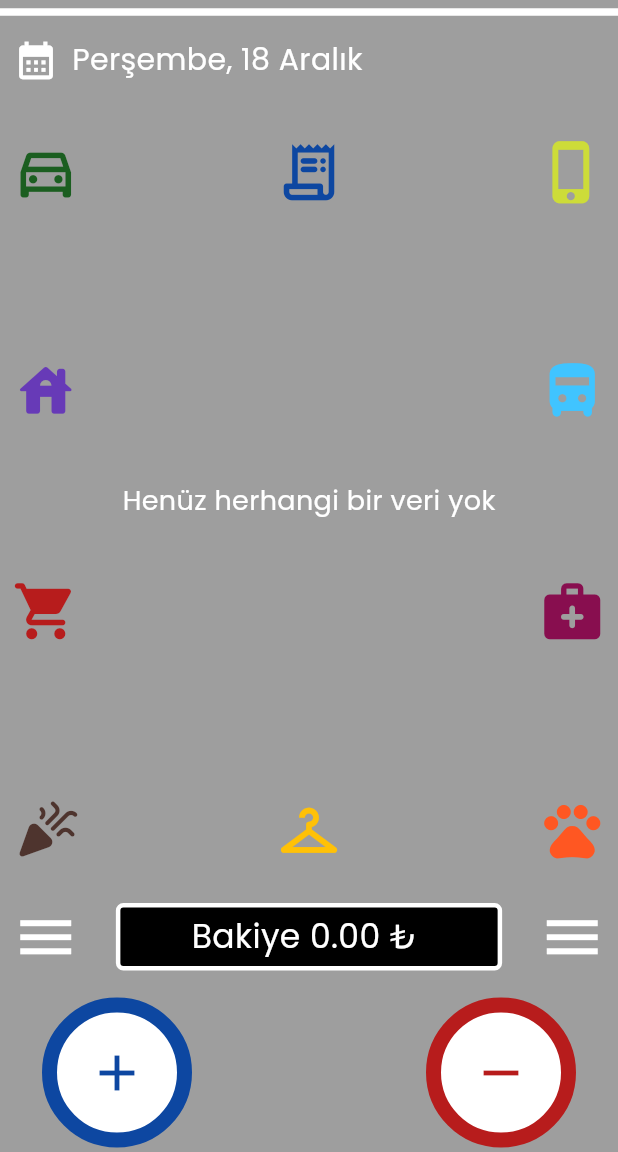
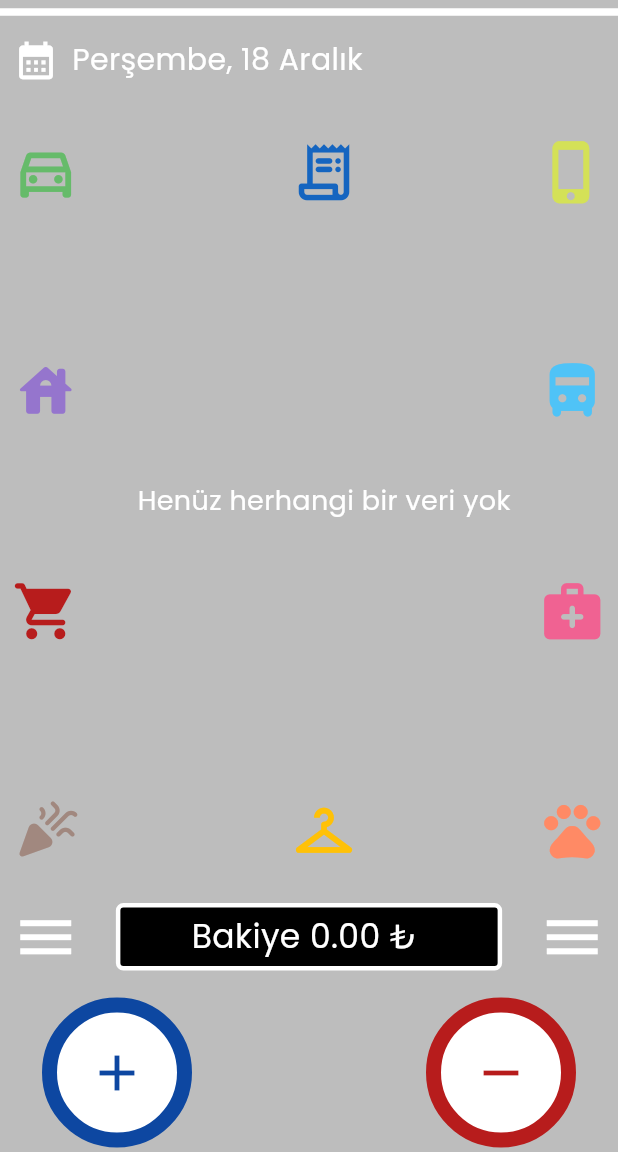
Before and after one commit to imroniipek/finansal_kocluk_takip, a Flutter app: the screen it shows after launch, on a phone screen of 412 x 824 dp, the part 84-1236 px from its top. Run offline on Flutter 3.47's test engine with Material 3 defaults, Android fonts, the light colour scheme and no system bars; our stand-ins replace fl_chart, flutter_bloc, get_it, google_fonts, sqflite; accounts and stored records are empty.

Commit message:
feat: UI iyileştirmeleri ve bloc düzenlemeleri

```diff
--- a/lib/core/sabitler.dart
+++ b/lib/core/sabitler.dart
@@ -73,18 +73,18 @@ class Sabitler{
     Color(0xFF81C784),
     Color(0xFFEAA96A),
     Color(0xFFC4BBBB),*/
-    Colors.green.shade900,
-    Colors.deepPurple,
+    Colors.green.shade400,
+    Colors.deepPurple.shade300,
     Colors.red.shade900,
-    Colors.brown.shade800,
-    Colors.blue.shade900,
-    Colors.amber,
-    Colors.lime,
-    Colors.lightBlueAccent,
-    Colors.pink.shade900,
-    Colors.deepOrange,
-    Colors.lightGreenAccent,
-    Colors.brown.shade800
+    Colors.brown.shade300,
+    Colors.blue.shade800,
+    Colors.amber.shade500,
+    Colors.lime.shade400,
+    Colors.lightBlue.shade300,
+    Colors.pink.shade300,
+    Colors.deepOrange.shade300,
+    Colors.lightGreen.shade300,
+    Colors.brown.shade300,
   ];
   static Map<IconData,String> incomeSelections={
 
@@ -111,17 +111,18 @@ class Sabitler{
   };
 
   static const Map<String, Color> expenseColorsMap = {
-    "Araba":Color(0xFF1B5E20),
-    "Ev":Color(0xFF673AB7),
-    "Gıda": Color(0xFFB71C1C),
-    "Eğlence": Color(0xFF3E2723),
-    "Faturalar":Color(0xFF0D47A1),
-    "Giyim":Color(0xFFFBC02D),
-    "Haberleşme":   Color(0xFFCDDC39),
-    "Ulaşım": Color(0xFF40C4FF),
-    "Sağlık":Color(0xFF880E4F),
-    "Evcil Hayvan":Color(0xFFFF5722),
+    "Araba": Color(0xFF66BB6A),        // soft green
+    "Ev": Color(0xFF9575CD),           // soft deep purple
+    "Gıda": Color(0xFFEF5350),         // soft red
+    "Eğlence": Color(0xFFA1887F),      // soft brown
+    "Faturalar": Color(0xFF64B5F6),    // soft blue
+    "Giyim": Color(0xFFFFD54F),        // soft amber
+    "Haberleşme": Color(0xFFDCE775),   // soft lime
+    "Ulaşım": Color(0xFF81D4FA),       // soft light blue
+    "Sağlık": Color(0xFFF06292),       // soft pink
+    "Evcil Hayvan": Color(0xFFFF8A65), // soft deep orange
   };
+
   static Map<String,double>calculateAmountPriceByCategory(List<ExpenseModel>expenses)
   {
     Map<String,double> theMap={};
--- a/lib/home_page/view/home_page.dart
+++ b/lib/home_page/view/home_page.dart
@@ -35,7 +35,7 @@ class _HomePageState extends State<HomePage> {
   @override
   Widget build(BuildContext context) {
     return Scaffold(
-        backgroundColor: Colors.black38,
+        backgroundColor: Colors.black26,
         drawer: MyDrawer(),
         appBar: AppBar(
 
@@ -108,7 +108,7 @@ class _HomePageState extends State<HomePage> {
                             mainAxisAlignment: MainAxisAlignment.spaceBetween,
                             children: expensesList.sublist(0, 4),
                           ),
-                          const SizedBox(width:10),
+                          const SizedBox(width:30),
 
                           Expanded(
                             child: Column(
--- a/lib/home_page/widgets/expenses_donut_chart.dart
+++ b/lib/home_page/widgets/expenses_donut_chart.dart
@@ -33,7 +33,7 @@ class _ExpensesDonutChartState extends State<ExpensesDonutChart> {
             child: PieChart(
               PieChartData(
                 sectionsSpace: 0,
-                centerSpaceRadius: 70,
+                centerSpaceRadius: 75,
                 startDegreeOffset: -90,
                 sections: map.entries.map((entry) {
                   final percent = (entry.value / total) * 100;
@@ -51,12 +51,12 @@ class _ExpensesDonutChartState extends State<ExpensesDonutChart> {
 
           Positioned(
             top:100,
-            left:67,
+            left:57,
             child: Column(
               children: [
-              Text("+ ${calculateTotalIncomeAmount().toStringAsFixed(2)}₺",style:GoogleFonts.poppins(color:Colors.lightGreenAccent,fontSize: 17,fontWeight: FontWeight.w400)),
+              Text("+ ${calculateTotalIncomeAmount().toStringAsFixed(2)}₺",style:GoogleFonts.poppins(color:Colors.lightGreenAccent,fontSize: 18,fontWeight: FontWeight.w400)),
               const SizedBox(height: 20),
-              Text("- ${calculateTotalExpensesAmount().toStringAsFixed(2)}₺",style:GoogleFonts.poppins(color:Colors.red.shade400,fontSize: 17,fontWeight: FontWeight.w400)),
+              Text("- ${calculateTotalExpensesAmount().toStringAsFixed(2)}₺",style:GoogleFonts.poppins(color:Colors.red.shade400,fontSize: 18,fontWeight: FontWeight.w400)),
             ],),
           ),
         ]
--- a/lib/income_expense_page/view/income_expanse_page.dart
+++ b/lib/income_expense_page/view/income_expanse_page.dart
@@ -47,6 +47,9 @@ class _IncomeExpansePageState extends State<IncomeExpansePage> {
   Widget build(BuildContext context) {
 
     return Scaffold(
+
+      backgroundColor: Colors.black,
+
       appBar:
 
       (widget.modelId==null)?
```
